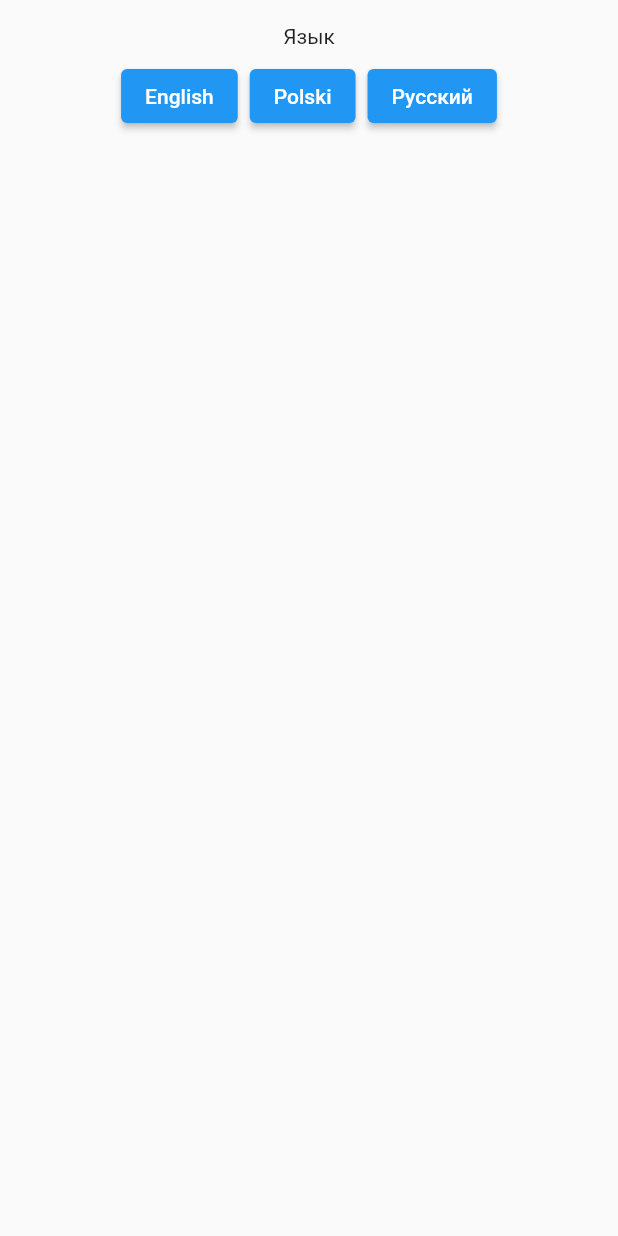
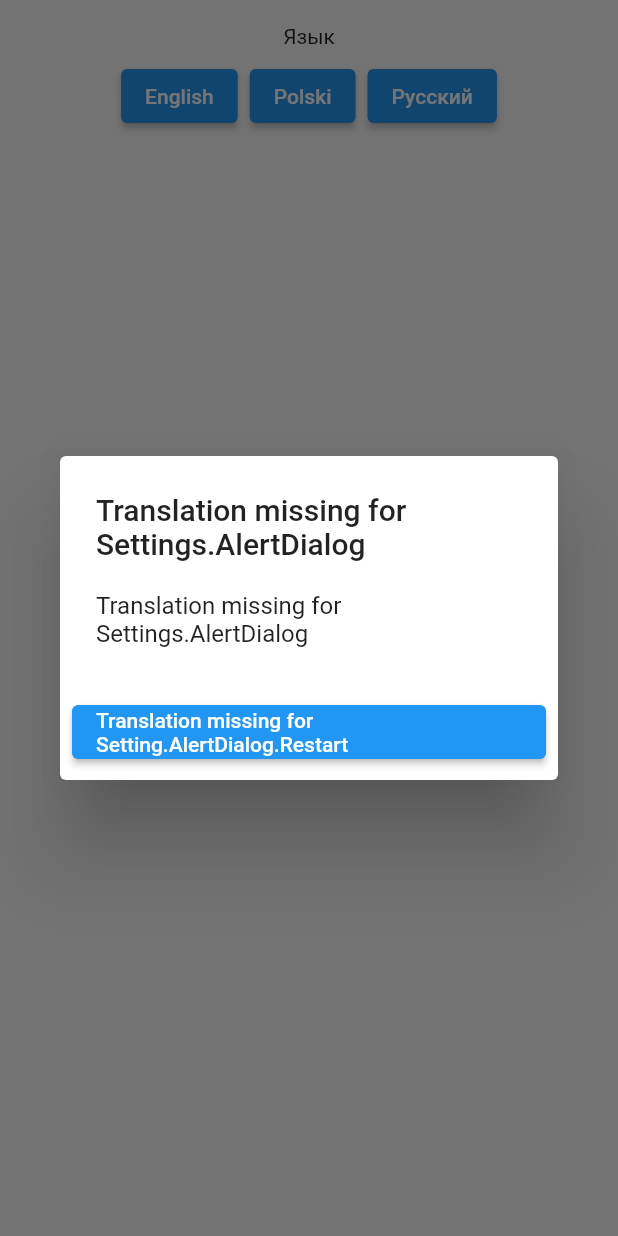
Before and after one commit to limtis0/mobileCDV-flutter, a Flutter app: the Settings screen opened directly, after a tap on "English", after a tap on "Polski", after a tap on "Русский", on a phone screen of 412 x 824 dp. Run offline on Flutter 3.47's test engine with Material 2 defaults, Android fonts, the phone set to English and light mode, and no system bars; our stand-ins replace csv, flutter_local_notifications, shared_preferences, table_calendar, timezone; missing offline and left inert: dart:ffi, jwt_decode; accounts and stored records are empty.

Commit message:
Restart application when localization changes + shared prefs

```diff
--- a/lib/main.dart
+++ b/lib/main.dart
@@ -19,6 +19,5 @@ Future<void> startApp() async {
   NotificationService().init(); // init notification service
 
   await initLocalization(prefs.getString('localization').toString()); // init localization
-  print(prefs.getString('localization').toString());
   initializeDateFormatting().then((_) => runApp(const MainApp())); // run app
 }
--- a/lib/src/lib/localization/localization_manager.dart
+++ b/lib/src/lib/localization/localization_manager.dart
@@ -1,8 +1,6 @@
 import 'package:csv/csv.dart';
 import 'package:flutter/services.dart' show rootBundle;
-import 'package:path_provider/path_provider.dart';
-
-import '../../widgets/event_calendar.dart';
+import 'package:shared_preferences/shared_preferences.dart';
 
 List? fields;
 int? localeId;
@@ -25,18 +23,23 @@ String? getLocaleType(){
 
 Future<void> initLocalization([String locale = "pl"]) async
 {
+  final SharedPreferences prefs = await SharedPreferences.getInstance();
+
   switch(locale){
     case "en":
       calendarLocalization = "en_US";
       localeId = 1;
+      prefs.setString('localization', 'en');
       break;
     case "pl":
       calendarLocalization = "pl_PL";
       localeId = 2;
+      prefs.setString('localization', 'pl');
       break;
     case "ru":
       calendarLocalization = "ru_RU";
       localeId = 3;
+      prefs.setString('localization', 'ru');
       break;
   }
 
--- a/lib/src/logic/storage.dart
+++ b/lib/src/logic/storage.dart
@@ -28,10 +28,11 @@ void setPrefsOnOpening() async
    bool? wasOpenedBefore = prefs.getBool('wasOpenedBefore');
    if (wasOpenedBefore == true)
    {
-      prefs.setString('localization', 'pl');
+
       return;
    }
 
    // Default values:
+   prefs.setString('localization', 'en');
    prefs.setBool('wasOpenedBefore', true);
 }
--- a/lib/src/pages/settings.dart
+++ b/lib/src/pages/settings.dart
@@ -1,8 +1,34 @@
 import 'dart:ffi';
+import 'dart:io';
 
 import 'package:flutter/material.dart';
 
 import 'package:mobile_cdv/src/lib/localization/localization_manager.dart';
+
+class LocaleDialog extends StatelessWidget {
+  const LocaleDialog({Key? key}) : super(key: key);
+
+  //TODO do design
+  @override
+  Widget build(BuildContext context){
+    return AlertDialog(
+      title: Text(
+        getTextFromKey("Settings.AlertDialog")
+      ),
+      content: Text(
+        getTextFromKey("Settings.AlertDialog")
+      ),
+      actions: [
+        ElevatedButton(
+          onPressed: () => exit(0),
+          child: Text(
+            getTextFromKey("Setting.AlertDialog.Restart")
+          ),
+        )
+      ],
+    );
+  }
+}
 
 class Settings extends StatefulWidget {
   const Settings({Key? key}) : super(key: key);
@@ -35,6 +61,12 @@ class _SettingState extends State<Settings> {
                         onPressed: (){
                           setState(() {
                             _currentLocale = "Language";
+                            showDialog(
+                              context: context,
+                              builder: (BuildContext dialogContext) {
+                                return const LocaleDialog();
+                              }
+                            );
                           });
                           initLocalization("en");
                         },
@@ -46,6 +78,12 @@ class _SettingState extends State<Settings> {
                         onPressed: (){
                           setState(() {
                             _currentLocale = "Język";
+                            showDialog(
+                                context: context,
+                                builder: (BuildContext dialogContext) {
+                                  return const LocaleDialog();
+                                }
+                            );
                           });
                           initLocalization("pl");
                         },
@@ -57,6 +95,12 @@ class _SettingState extends State<Settings> {
                         onPressed: (){
                           setState(() {
                             _currentLocale = "Язык";
+                            showDialog(
+                                context: context,
+                                builder: (BuildContext dialogContext) {
+                                  return const LocaleDialog();
+                                }
+                            );
                           });
                           initLocalization("ru");
                         },
@@ -75,49 +119,3 @@ class _SettingState extends State<Settings> {
     );
   }
 }
-
-/*
-Text(
-                _currentLocale
-            ),
-            Row(
-              mainAxisAlignment: MainAxisAlignment.center,
-              children: [
-                ButtonBar(
-                  children: [
-                    ElevatedButton(
-                      onPressed: (){
-                        setState(() {
-                          _currentLocale = "Language";
-                        });
-                        initLocalization("en");
-                      },
-                      child: const Text(
-                          "English"
-                      ),
-                    ),
-                    ElevatedButton(
-                      onPressed: (){
-                        setState(() {
-                          _currentLocale = "Język";
-                        });
-                        initLocalization("pl");
-                      },
-                      child: const Text(
-                          "Polski"
-                      ),
-                    ),
-                    ElevatedButton(
-                      onPressed: (){
-                        setState(() {
-                          _currentLocale = "Язык";
-                        });
-                        initLocalization("ru");
-                      },
-                      child: const Text(
-                          "Русский"
-                      ),
-                    ),
-                  ],
-                ),
- */
```
